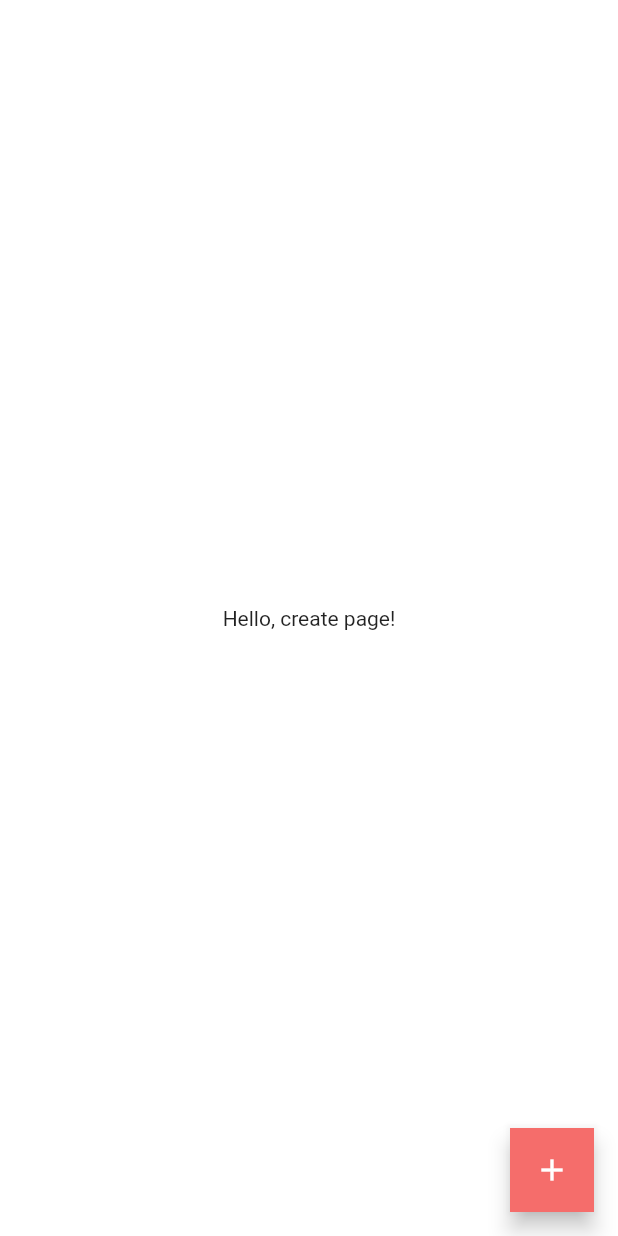
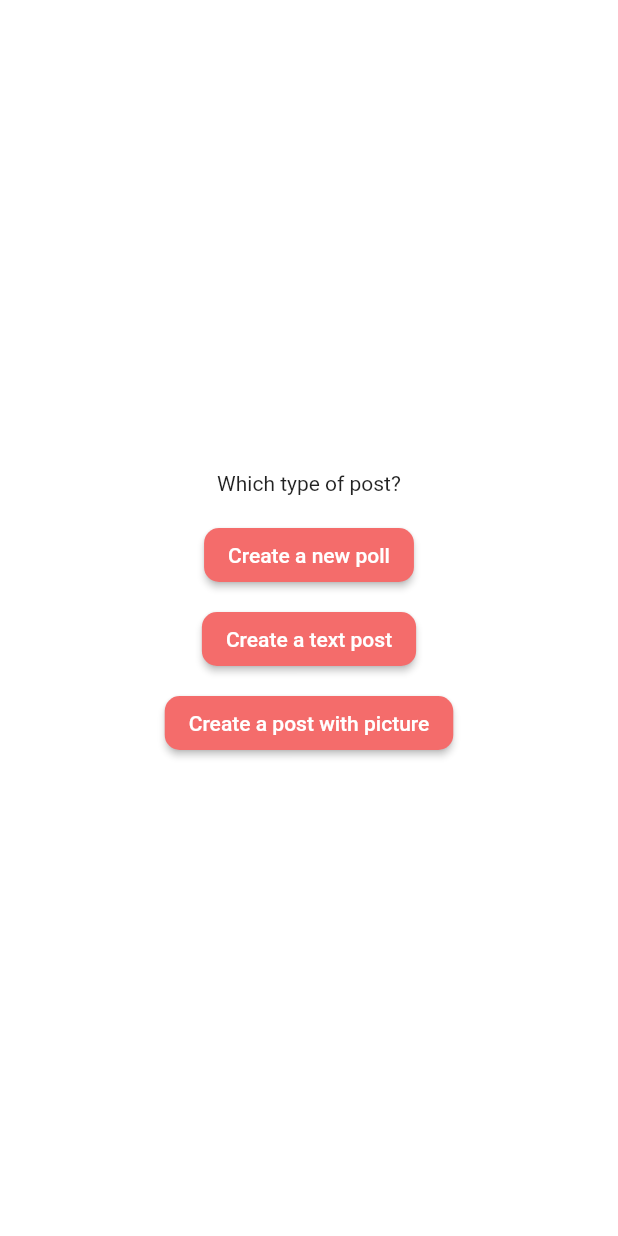
Before and after one commit to ishajain15/UniLyfe, a Flutter app: the CreatePage screen opened directly, after a tap on the "add" icon, on a phone screen of 412 x 824 dp. Run offline on Flutter 3.47's test engine with Material 2 defaults, Android fonts, the phone set to English and light mode, and no system bars; our stand-ins replace auto_size_text, firebase_auth, firebase_core, font_awesome_flutter, google_maps_flutter, google_sign_in; accounts and stored records are empty; generated files the repository leaves out were written again.

Commit message:
connected the plus button to a screen with buttons

```diff
--- /dev/null
+++ b/unilyfe_app/lib/customized_items/buttons/picture_post_button.dart
@@ -0,0 +1,25 @@
+import 'package:flutter/material.dart';
+// //import 'package:font_awesome_flutter/font_awesome_flutter.dart';
+// //import 'package:unilyfe_app/page/start_page.dart';
+// import 'package:unilyfe_app/page/tabs/tabs_page.dart';
+
+
+class PictureButton extends StatelessWidget {
+  @override
+  Widget build(BuildContext context) => Container(
+        padding: EdgeInsets.all(4),
+        child: ElevatedButton(
+          onPressed: () {},
+          style: ElevatedButton.styleFrom(
+            primary: Color(0xFFF46C6B),
+            onPrimary: Colors.white,
+            shape: RoundedRectangleBorder(
+                borderRadius: BorderRadius.circular(10.0)),
+          ),
+          child: Text(
+            'Create a post with picture',
+            //style: TextStyle(fontWeight: FontWeight.bold, fontSize: 20),
+          ),
+        ),
+      );
+}
--- /dev/null
+++ b/unilyfe_app/lib/customized_items/buttons/polls_post_button.dart
@@ -0,0 +1,25 @@
+import 'package:flutter/material.dart';
+// //import 'package:font_awesome_flutter/font_awesome_flutter.dart';
+// //import 'package:unilyfe_app/page/start_page.dart';
+// import 'package:unilyfe_app/page/tabs/tabs_page.dart';
+
+
+class PollsButton extends StatelessWidget {
+  @override
+  Widget build(BuildContext context) => Container(
+        padding: EdgeInsets.all(4),
+        child: ElevatedButton(
+          onPressed: () {},
+          style: ElevatedButton.styleFrom(
+            primary: Color(0xFFF46C6B),
+            onPrimary: Colors.white,
+            shape: RoundedRectangleBorder(
+                borderRadius: BorderRadius.circular(10.0)),
+          ),
+          child: Text(
+            'Create a new poll',
+            //style: TextStyle(fontWeight: FontWeight.bold, fontSize: 20),
+          ),
+        ),
+      );
+}
--- /dev/null
+++ b/unilyfe_app/lib/customized_items/buttons/text_post_button.dart
@@ -0,0 +1,25 @@
+import 'package:flutter/material.dart';
+// //import 'package:font_awesome_flutter/font_awesome_flutter.dart';
+// //import 'package:unilyfe_app/page/start_page.dart';
+// import 'package:unilyfe_app/page/tabs/tabs_page.dart';
+
+
+class TextsButton extends StatelessWidget {
+  @override
+  Widget build(BuildContext context) => Container(
+        padding: EdgeInsets.all(4),
+        child: ElevatedButton(
+          onPressed: () {},
+          style: ElevatedButton.styleFrom(
+            primary: Color(0xFFF46C6B),
+            onPrimary: Colors.white,
+            shape: RoundedRectangleBorder(
+                borderRadius: BorderRadius.circular(10.0)),
+          ),
+          child: Text(
+            'Create a text post',
+            //style: TextStyle(fontWeight: FontWeight.bold, fontSize: 20),
+          ),
+        ),
+      );
+}
--- a/unilyfe_app/lib/page/create_page.dart
+++ b/unilyfe_app/lib/page/create_page.dart
@@ -1,5 +1,5 @@
 import 'package:flutter/material.dart';
-
+import 'package:unilyfe_app/page/create_posts/options_page.dart';
 class CreatePage extends StatelessWidget {
   static Route<dynamic> route() => MaterialPageRoute(
         builder: (context) => CreatePage(),
@@ -13,7 +13,10 @@ class CreatePage extends StatelessWidget {
       ),
       floatingActionButton: FloatingActionButton(
         backgroundColor: const Color(0xFFF56D6B),
-        onPressed: () {},
+        onPressed: () {
+          Navigator.push(
+            context, MaterialPageRoute(builder: (context) => Options()));
+        },
         //shape: RoundedRectangleBorder(borderRadius: BorderRadius.all(Radius.circular(16.0))),
         shape: RoundedRectangleBorder(),
         child: Icon(Icons.add,),
--- /dev/null
+++ b/unilyfe_app/lib/page/create_posts/options_page.dart
@@ -0,0 +1,27 @@
+import 'package:flutter/material.dart';
+import 'package:unilyfe_app/customized_items/buttons/polls_post_button.dart';
+import 'package:unilyfe_app/customized_items/buttons/text_post_button.dart';
+import 'package:unilyfe_app/customized_items/buttons/picture_post_button.dart';
+class Options extends StatelessWidget {
+  @override
+  Widget build(BuildContext context) => Scaffold(
+      backgroundColor: Colors.white,
+      body: Column(
+        children: [
+          Spacer(),
+          Align(
+            //alignment: Alignment.center,
+            child: Container(
+              alignment: Alignment.center,
+              margin: EdgeInsets.symmetric(horizontal: 20),
+              child: Text('Which type of post?'),
+            ),
+          ),
+          SizedBox(height: 12),
+          PollsButton(),
+          TextsButton(),
+          PictureButton(),
+          Spacer(),
+        ],
+      ));
+}
```
Also changed, not shown: unilyfe_app/pubspec.lock.
